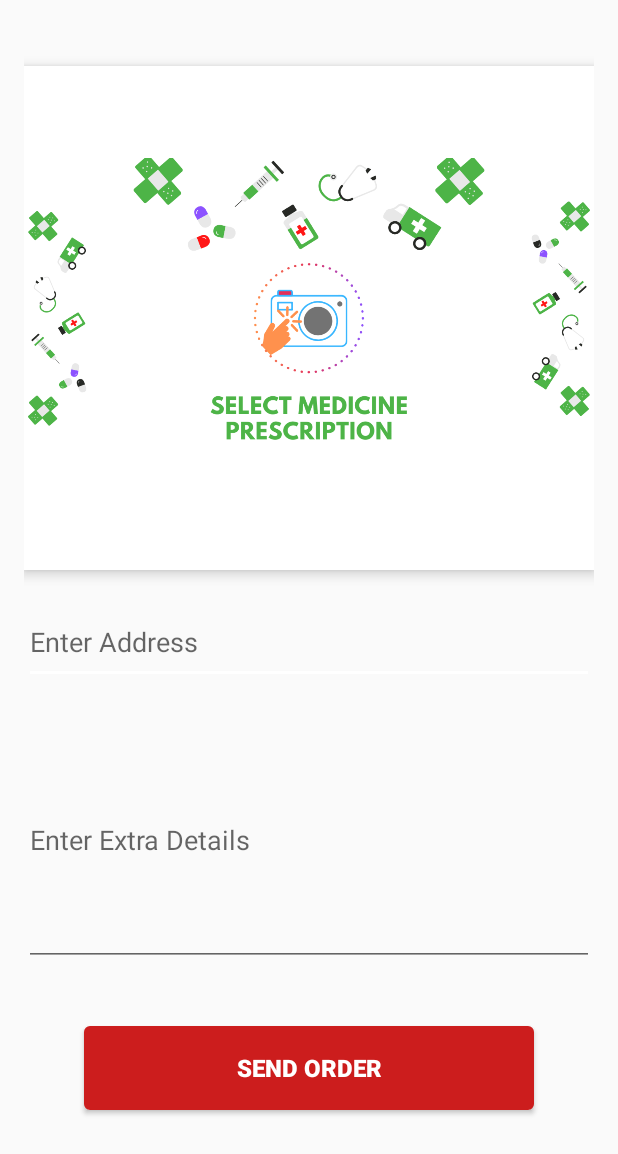
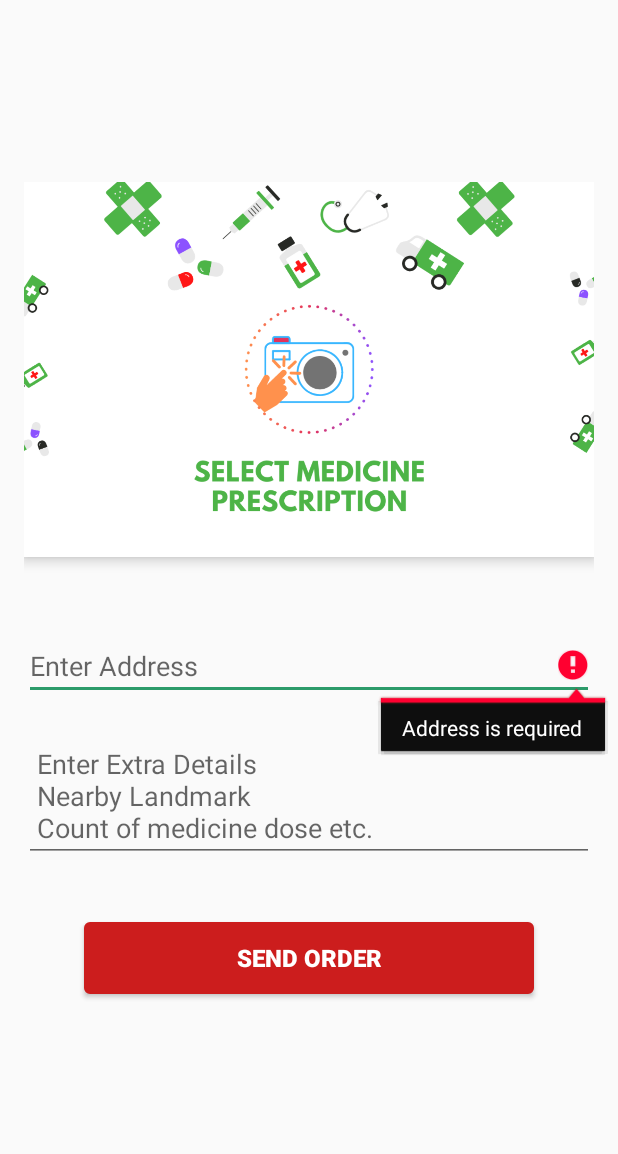
Before and after one commit to shzadrasool/MediSoft, an Android app: the order_image screen opened directly, with no data from a screen before it, after a tap on "SEND ORDER", on a phone screen of 412 x 824 dp. Shown: the top 1154 px of the screen. Run offline under Robolectric (Android 15) with nearby library versions, the light colour scheme and no system bars; libraries missing offline, so code that uses them is left out: com.theartofdev.edmodo; pictures from the network do not load.

Commit message:
Minimal Change

```diff
--- a/app/src/main/java/com/example/myapplication/model_classes/mPic.java
+++ b/app/src/main/java/com/example/myapplication/model_classes/mPic.java
@@ -3,9 +3,19 @@ package com.example.myapplication.model_classes;
 
 public class mPic {
 
+    private String address;
+    private String extras;
     private String picName;
     private String image_code;
     private String user_uid;
+
+    public void setAddress(String address) {
+        this.address = address;
+    }
+
+    public void setExtras(String extras) {
+        this.extras = extras;
+    }
 
     public String getUser_uid() {
         return user_uid;
--- a/app/src/main/java/com/example/myapplication/navigation_activity.java
+++ b/app/src/main/java/com/example/myapplication/navigation_activity.java
@@ -22,7 +22,6 @@ import androidx.drawerlayout.widget.DrawerLayout;
 import androidx.navigation.ui.AppBarConfiguration;
 
 import com.google.android.material.navigation.NavigationView;
-import com.google.android.material.snackbar.Snackbar;
 
 public class navigation_activity extends AppCompatActivity implements NavigationView.OnNavigationItemSelectedListener {
 
@@ -30,6 +29,7 @@ public class navigation_activity extends AppCompatActivity implements Navigation
     TextView name, contact;
     String user_name, user_con;
     private static View view;
+    Context context;
 
     private AppBarConfiguration mAppBarConfiguration;
 
@@ -45,7 +45,8 @@ public class navigation_activity extends AppCompatActivity implements Navigation
         initViews();
 
         if (!isConnectedToInternet(navigation_activity.this)) {
-            Snackbar.make(view, "Can't connect to Internet!", Snackbar.LENGTH_LONG).show();
+            Toast.makeText(this, "Can't connect to Internet!", Toast.LENGTH_SHORT).show();
+            // Snackbar.make(context, "Can't connect to Internet!", Snackbar.LENGTH_LONG).show();
         }
         ActionBarDrawerToggle toggle = new ActionBarDrawerToggle(
                 this, drawer, toolbar, R.string.navigation_drawer_open, R.string.navigation_drawer_close);
--- a/app/src/main/java/com/example/myapplication/order_image.java
+++ b/app/src/main/java/com/example/myapplication/order_image.java
@@ -10,6 +10,7 @@ import android.provider.OpenableColumns;
 import android.util.Base64;
 import android.view.View;
 import android.widget.Button;
+import android.widget.EditText;
 import android.widget.ImageButton;
 import android.widget.Toast;
 
@@ -41,11 +42,11 @@ public class order_image extends AppCompatActivity {
 
     Button btn_order;
     ImageButton order_image;
+    EditText et_address, et_extras;
 
     String user_uid;
 
 
-    String picname;
 
     @Override
     protected void onCreate(Bundle savedInstanceState) {
@@ -53,12 +54,10 @@ public class order_image extends AppCompatActivity {
 
         setContentView(R.layout.activity_order_image);
 
-        initViewSupplier();
+        initView();
 
         UserShared userShared = new UserShared(order_image.this);
         user_uid = userShared.getUser_uid();
-
-        Toast.makeText(this, "User id is:" + user_uid, Toast.LENGTH_SHORT).show();
 
         order_image.setOnClickListener(new View.OnClickListener() {
             @Override
@@ -73,11 +72,17 @@ public class order_image extends AppCompatActivity {
             @Override
             public void onClick(View v) {
 
-                if (checkStatus == 1) {
-                    addOrder();
 
-                } else if (checkStatus == 0) {
-                    Toast.makeText(order_image.this, "Please select image first!", Toast.LENGTH_SHORT).show();
+                if (et_address.getText().toString().length() == 0) {
+                    et_address.setError("Address is required");
+                } else {
+                    if (checkStatus == 1) {
+
+                        addOrder();
+
+                    } else if (checkStatus == 0) {
+                        Toast.makeText(order_image.this, "Please select image first!", Toast.LENGTH_SHORT).show();
+                    }
                 }
 
 
@@ -86,17 +91,21 @@ public class order_image extends AppCompatActivity {
     }
 
 
-    private void initViewSupplier() {
+    private void initView() {
 
         order_image = findViewById(R.id.order_pic);
         btn_order = findViewById(R.id.send_order);
+        et_address = findViewById(R.id.et_address);
+        et_extras = findViewById(R.id.et_extra);
+
+
+
 
     }
 
     private void openFileChooser() {
         CropImage.activity().setGuidelines(CropImageView.Guidelines.ON)
                 .start(this);
-        checkStatus = 1;
 
     }
 
@@ -175,14 +184,13 @@ public class order_image extends AppCompatActivity {
         final mPic mpic = new mPic();
         final String image = imageToString();
 
-        // Toast.makeText(this, "Image Name is: " + image, Toast.LENGTH_LONG).show();
 
+        mpic.setUser_uid(user_uid);
+        mpic.setAddress(et_address.getText().toString());
+        mpic.setExtras(et_extras.getText().toString());
+        mpic.setPicName(file_name);
+        mpic.setImage_code(image);
 
-        mpic.setPicName(file_name);
-
-        //error
-        mpic.setImage_code(image);
-        mpic.setUser_uid(user_uid);
 
         ServerRequest request = new ServerRequest();
         request.setOperation(Constants.UPLOAD_PIC);
--- a/app/src/main/res/layout/activity_main.xml
+++ b/app/src/main/res/layout/activity_main.xml
@@ -28,6 +28,7 @@
             android:layout_height="wrap_content"
             android:layout_marginTop="8dp"
             android:layout_marginBottom="8dp"
+            android:theme="@style/myTextInputLabel"
             android:textColorHint="@color/white">
 
             <EditText
@@ -48,7 +49,9 @@
             android:layout_marginTop="8dp"
             android:layout_marginBottom="8dp"
             android:textColorHint="@color/white"
-            app:passwordToggleEnabled="true">
+            app:passwordToggleEnabled="true"
+            android:theme="@style/myTextInputLabel"
+            app:passwordToggleTint="@color/offwhite">
 
             <EditText
                 android:id="@+id/input_password"
--- a/app/src/main/res/layout/activity_order_image.xml
+++ b/app/src/main/res/layout/activity_order_image.xml
@@ -6,58 +6,69 @@
 
     >
 
+    <ScrollView
+        android:layout_width="match_parent"
+        android:layout_height="match_parent">
+
         <LinearLayout
             android:layout_width="match_parent"
             android:layout_height="match_parent"
             android:orientation="vertical"
             android:gravity="center"
-        android:weightSum="12"
-        android:padding="16dp">
+            android:padding="16dp"
+            android:scrollbars="vertical"
+            android:layout_gravity="center">
 
             <ImageButton
                 android:id="@+id/order_pic"
                 android:layout_width="wrap_content"
-            android:layout_height="0dp"
-            android:layout_weight="6"
+                android:layout_height="250dp"
                 android:background="@color/white"
                 android:src="@drawable/select_image"
-            android:scaleType="centerInside"
+                android:scaleType="centerCrop"
                 android:elevation="5dp" />
 
             <EditText
                 android:id="@+id/et_address"
                 android:layout_width="match_parent"
-            android:layout_height="0dp"
-            android:layout_weight="1"
-            android:layout_marginTop="20dp"
+                android:layout_height="wrap_content"
+                android:layout_marginTop="50dp"
                 android:hint="Enter Address"
+                android:inputType="textMultiLine"
+                android:scrollbars="vertical"
+                android:gravity="top|left"
+                android:lines="4"
+                android:focusable="true"
+                android:minLines="1"
+                android:maxLines="3"
 
                 />
 
             <EditText
                 android:id="@+id/et_extra"
                 android:layout_width="match_parent"
-            android:layout_height="0dp"
-            android:layout_weight="3"
+                android:layout_height="wrap_content"
                 android:layout_marginTop="20dp"
-            android:hint="Enter Extra Details"
+                android:hint=" Enter Extra Details \n Nearby Landmark \n Count of medicine dose etc."
                 android:ems="10"
                 android:inputType="textMultiLine"
-            android:isScrollContainer="true"
-            android:enabled="true"
-            android:minLines="6"
-            android:maxLines="6"
+                android:focusable="true"
+                android:scrollbars="vertical"
+                android:gravity="bottom|left"
+                android:lines="4"
+                android:minLines="1"
+                android:maxLines="3"
 
                 />
 
             <Button
                 android:id="@+id/send_order"
                 android:layout_width="match_parent"
-            android:layout_height="0dp"
-            android:layout_weight="1"
+                android:layout_height="wrap_content"
                 android:text="Send Order"
                 android:textSize="16sp"
                 android:gravity="center"
+                android:focusable="true"
                 android:layout_margin="40dp"
                 android:background="@drawable/button_drawable"
                 android:textColor="@color/white"
@@ -66,4 +77,5 @@
 
         </LinearLayout>
 
+    </ScrollView>
 </LinearLayout>
--- a/app/src/main/res/values/colors.xml
+++ b/app/src/main/res/values/colors.xml
@@ -3,7 +3,7 @@
     <color name="colorPrimary">#E43F3F</color>
     <color name="colorPrimaryDark">#CC1D1D</color>
     <color name="colorBackground">#CC1D1D</color>
-    <color name="colorAccent">#fff</color>
+    <color name="colorAccent">#2C9B6A</color>
     <color name="BG">#E43F3F</color>
     <color name="white">#fff</color>
     <color name="offwhite">#E9E9E9</color>
--- a/app/src/main/res/values/styles.xml
+++ b/app/src/main/res/values/styles.xml
@@ -17,4 +17,13 @@
 
     <style name="AppTheme.PopupOverlay" parent="ThemeOverlay.AppCompat.Light" />
 
+    <style name="myTextInputLabel" parent="TextAppearance.AppCompat">
+        <!-- Customize your theme here. -->
+        <item name="android:textColorHint">@android:color/tertiary_text_dark</item>
+        <item name="android:textSize">20sp</item>
+        <item name="colorAccent">@color/colorAccent</item>
+        <item name="colorControlNormal">@android:color/darker_gray</item>
+        <item name="colorControlActivated">@android:color/holo_orange_light</item>
+    </style>
+
 </resources>
```
Lines whose indentation alone changed are shown as unchanged.
